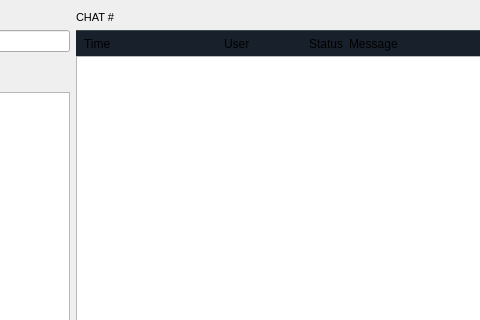
First picture: the form in BlockSettleUILib/ChatWidget.ui, repository BlockSettle/terminal, before the edit; both pictures show x 130 to 610 and y 0 to 320 of the 1006 by 666 pixel window.
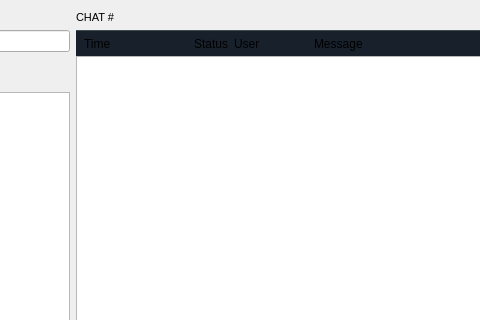
Second picture: the form after the edit. Custom widgets are drawn as their Qt base class.

What changed in the file:
```diff
--- a/BlockSettleUILib/ChatWidget.ui
+++ b/BlockSettleUILib/ChatWidget.ui
@@ -398,7 +398,7 @@
                  </property>
                  <property name="minimumSize">
                   <size>
-                   <width>140</width>
+                   <width>110</width>
                    <height>0</height>
                   </size>
                  </property>
@@ -407,25 +407,6 @@
                  </property>
                 </widget>
                </item>
-               <item>
-                <widget class="QLabel" name="label_6">
-                 <property name="sizePolicy">
-                  <sizepolicy hsizetype="Fixed" vsizetype="Preferred">
-                   <horstretch>0</horstretch>
-                   <verstretch>0</verstretch>
-                  </sizepolicy>
-                 </property>
-                 <property name="minimumSize">
-                  <size>
-                   <width>85</width>
-                   <height>0</height>
-                  </size>
-                 </property>
-                 <property name="text">
-                  <string>User</string>
-                 </property>
-                </widget>
-               </item>
                <item>
                 <widget class="QLabel" name="label_7">
                  <property name="sizePolicy">
@@ -445,6 +426,25 @@
                  </property>
                 </widget>
                </item>
+               <item>
+                <widget class="QLabel" name="label_6">
+                 <property name="sizePolicy">
+                  <sizepolicy hsizetype="Fixed" vsizetype="Preferred">
+                   <horstretch>0</horstretch>
+                   <verstretch>0</verstretch>
+                  </sizepolicy>
+                 </property>
+                 <property name="minimumSize">
+                  <size>
+                   <width>80</width>
+                   <height>0</height>
+                  </size>
+                 </property>
+                 <property name="text">
+                  <string>User</string>
+                 </property>
+                </widget>
+               </item>
                <item>
                 <widget class="QLabel" name="label_8">
                  <property name="text">
```
